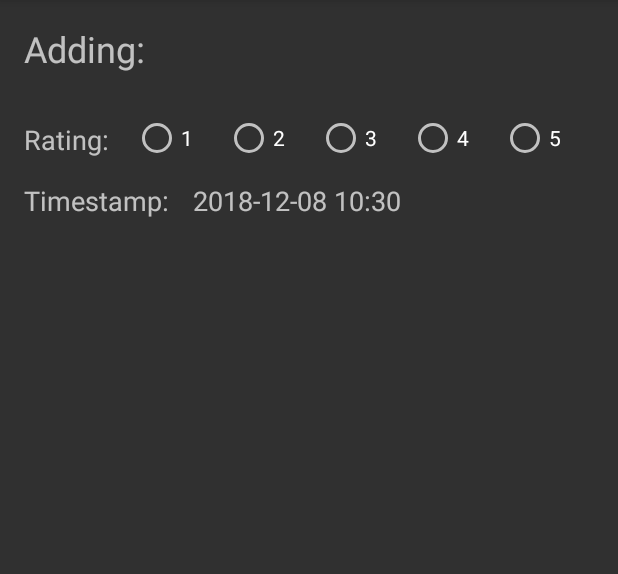
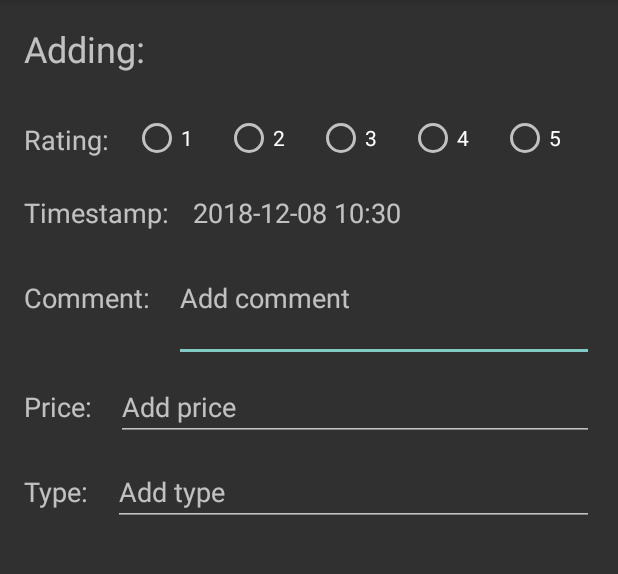
Before and after one commit to Aidesign/ProjectFoodMapping, an Android app: the AddFoodActivity screen opened directly, with no data from a screen before it, on a phone screen of 412 x 824 dp, the part 84-658 px from its top. Run offline under Robolectric (Android 15) with nearby library versions, the phone set to English and light mode, and no system bars.

Commit message:
add comment, price and type fields to AddFoodActivity

```diff
--- a/app/src/main/res/layout/activity_add_food.xml
+++ b/app/src/main/res/layout/activity_add_food.xml
@@ -97,7 +97,7 @@
         android:layout_width="wrap_content"
         android:layout_height="wrap_content"
         android:layout_marginStart="16dp"
-        android:layout_marginTop="16dp"
+        android:layout_marginTop="24dp"
         android:text="@string/time_label"
         android:textSize="18sp"
         app:layout_constraintStart_toStartOf="parent"
@@ -113,4 +113,77 @@
         app:layout_constraintBaseline_toBaselineOf="@+id/time_label"
         app:layout_constraintStart_toEndOf="@+id/time_label" />
 
+    <TextView
+        android:id="@+id/comment_label"
+        android:layout_width="wrap_content"
+        android:layout_height="wrap_content"
+        android:layout_marginStart="16dp"
+        android:layout_marginTop="32dp"
+        android:text="@string/comment_label"
+        android:textSize="18sp"
+        app:layout_constraintStart_toStartOf="parent"
+        app:layout_constraintTop_toBottomOf="@+id/time_label" />
+
+    <EditText
+        android:id="@+id/comment_edit_text"
+        android:layout_width="0dp"
+        android:layout_height="85dp"
+        android:layout_marginStart="16dp"
+        android:layout_marginEnd="16dp"
+        android:ems="10"
+        android:hint="@string/food_comment_hint"
+        android:inputType="textMultiLine"
+        app:layout_constraintBaseline_toBaselineOf="@+id/comment_label"
+        app:layout_constraintEnd_toEndOf="parent"
+        app:layout_constraintHorizontal_bias="0.333"
+        app:layout_constraintStart_toEndOf="@+id/comment_label" />
+
+    <TextView
+        android:id="@+id/price_label"
+        android:layout_width="wrap_content"
+        android:layout_height="wrap_content"
+        android:layout_marginStart="16dp"
+        android:layout_marginTop="48dp"
+        android:text="@string/price_label"
+        android:textSize="18sp"
+        app:layout_constraintStart_toStartOf="parent"
+        app:layout_constraintTop_toBottomOf="@+id/comment_label" />
+
+    <EditText
+        android:id="@+id/price_input_field"
+        android:layout_width="0dp"
+        android:layout_height="wrap_content"
+        android:layout_marginStart="16dp"
+        android:layout_marginEnd="16dp"
+        android:ems="10"
+        android:hint="@string/price_input_hint"
+        android:inputType="textPersonName"
+        app:layout_constraintBaseline_toBaselineOf="@+id/price_label"
+        app:layout_constraintEnd_toEndOf="parent"
+        app:layout_constraintStart_toEndOf="@+id/price_label" />
+
+    <TextView
+        android:id="@+id/type_label"
+        android:layout_width="wrap_content"
+        android:layout_height="wrap_content"
+        android:layout_marginStart="16dp"
+        android:layout_marginTop="32dp"
+        android:text="@string/type_label"
+        android:textSize="18sp"
+        app:layout_constraintStart_toStartOf="parent"
+        app:layout_constraintTop_toBottomOf="@+id/price_label" />
+
+    <EditText
+        android:id="@+id/type_input_field"
+        android:layout_width="0dp"
+        android:layout_height="wrap_content"
+        android:layout_marginStart="16dp"
+        android:layout_marginEnd="16dp"
+        android:ems="10"
+        android:hint="@string/type_input_hint"
+        android:inputType="textPersonName"
+        app:layout_constraintBaseline_toBaselineOf="@+id/type_label"
+        app:layout_constraintEnd_toEndOf="parent"
+        app:layout_constraintStart_toEndOf="@+id/type_label" />
+
 </android.support.constraint.ConstraintLayout>
--- a/app/src/main/res/layout/activity_main.xml
+++ b/app/src/main/res/layout/activity_main.xml
@@ -14,8 +14,8 @@
         android:layout_marginEnd="2dp"
         android:layout_marginBottom="16dp"
         android:ems="10"
+        android:hint="@string/add_food_input"
         android:inputType="textPersonName"
-        android:text="@string/add_food_input"
         app:layout_constraintBottom_toBottomOf="parent"
         app:layout_constraintEnd_toStartOf="@+id/button"
         app:layout_constraintHorizontal_bias="0.5"
--- a/app/src/main/res/values/strings.xml
+++ b/app/src/main/res/values/strings.xml
@@ -13,4 +13,10 @@
     <string name="food_name">FoodNameMissing</string>
     <string name="time_label">Timestamp:</string>
     <string name="time_value">TimeHere</string>
+    <string name="comment_label">Comment:</string>
+    <string name="price_label">Price:</string>
+    <string name="price_input_hint">Add price</string>
+    <string name="food_comment_hint">Add comment</string>
+    <string name="type_label">Type:</string>
+    <string name="type_input_hint">Add type</string>
 </resources>
```
